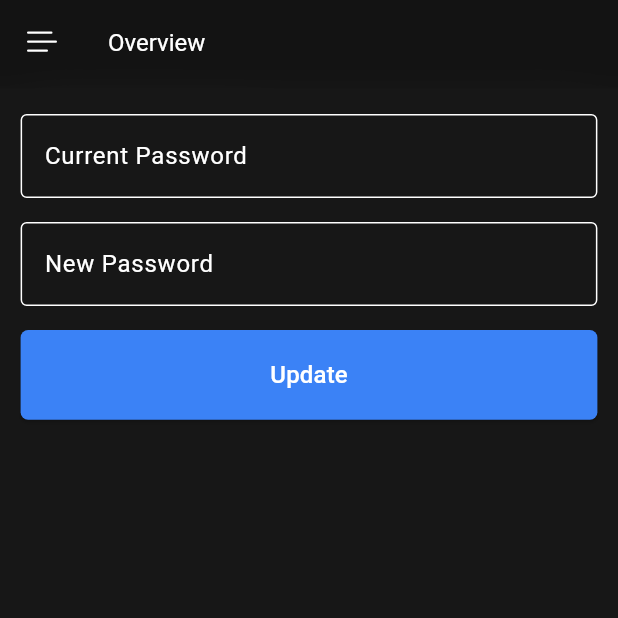
After one commit to lola-emil/expense-tracker, a Flutter app: the UpdateProfilePage screen opened by its route, after a tap on "Update", on a phone screen of 412 x 824 dp, the top half of it. The commit adds this screen. Run offline on Flutter 3.47's test engine with Material 3 defaults, Android fonts, the phone set to English and light mode, and no system bars; our stand-ins replace dio, fl_chart, fluentui_system_icons, flutter_secure_storage, go_router; accounts and stored records are empty; network calls fail.

Commit message:
Added update password feature

```diff
--- a/lib/features/auth/presentation/pages/signin_page.dart
+++ b/lib/features/auth/presentation/pages/signin_page.dart
@@ -20,7 +20,7 @@ class SignInPage extends StatelessWidget {
             Expanded(
               child: Center(
                 child: Text(
-                  "WELCOME BACK",
+                  "SIGN IN",
                   style: TextStyle(fontSize: 16 * 1.25),
                 ),
               ),
--- a/lib/features/auth/repository/user_repository.dart
+++ b/lib/features/auth/repository/user_repository.dart
@@ -10,7 +10,7 @@ Future<void> signIn(String username, String password) async {
 
   String token = response.data["data"]["token"];
   String userId = response.data["data"]["user_id"];
-  String name =  response.data["data"]["name"];
+  String name = response.data["data"]["name"];
 
   await secureStorage.write(key: "USER_ID", value: userId);
   await secureStorage.write(key: "TOKEN", value: token);
@@ -29,9 +29,23 @@ Future<bool> isLoggedIn() async {
   return false;
 }
 
-
 Future<void> logOut() async {
   await secureStorage.delete(key: "TOKEN");
   await secureStorage.delete(key: "USER_ID");
   await secureStorage.delete(key: "USERNAME");
 }
+
+Future<String> updatePassword(
+    String currentPassword, String newPassword) async {
+  String? token = await secureStorage.read(key: "TOKEN");
+  String? userId = await secureStorage.read(key: "USER_ID");
+
+  dio.options.headers["authorization"] = "Bearer $token";
+  Response response = await dio.post(
+      "http://localhost:5000/auth/update-password?userId=$userId",
+      data: {"currentPassword": currentPassword, "newPassword": newPassword});
+
+  dynamic data = response.data["message"];
+
+  return data.toString();
+}
--- a/lib/features/tracker/presentation/pages/overview_page.dart
+++ b/lib/features/tracker/presentation/pages/overview_page.dart
@@ -2,7 +2,6 @@ import 'dart:ui';
 
 import 'package:expense_tracker/features/tracker/model/expense_model.dart';
 import 'package:expense_tracker/features/tracker/model/overview_model.dart';
-import 'package:expense_tracker/features/tracker/model/transaction_mode.dart';
 import 'package:expense_tracker/features/tracker/presentation/pages/addrecord_page.dart';
 import 'package:expense_tracker/features/tracker/presentation/widgets/category_item.dart';
 import 'package:expense_tracker/features/tracker/presentation/widgets/doughtnut_chart.dart';
--- /dev/null
+++ b/lib/features/tracker/presentation/pages/update_profile_page.dart
@@ -0,0 +1,129 @@
+import 'dart:ui';
+
+import 'package:expense_tracker/features/tracker/presentation/widgets/drawer_menu.dart';
+import 'package:expense_tracker/shared/color/custom_color_scheme.dart';
+import 'package:expense_tracker/shared/widgets/custom_button.dart';
+import 'package:fluentui_system_icons/fluentui_system_icons.dart';
+import 'package:flutter/material.dart';
+
+import 'package:expense_tracker/features/auth/repository/user_repository.dart'
+    as auth_repository;
+import 'package:go_router/go_router.dart';
+
+class UpdateProfilePage extends StatefulWidget {
+  const UpdateProfilePage({super.key});
+
+  @override
+  State<UpdateProfilePage> createState() => _UpdateProfilePageState();
+}
+
+class _UpdateProfilePageState extends State<UpdateProfilePage> {
+  final GlobalKey<ScaffoldState> _scaffoldKey = GlobalKey<ScaffoldState>();
+  late ScaffoldMessengerState _snackbar;
+
+  TextEditingController currentPasswordController = TextEditingController();
+  TextEditingController newPasswordController = TextEditingController();
+
+  bool isLoading = false;
+
+  void submitChanges() {
+    setState(() {
+      isLoading = true;
+    });
+
+    auth_repository
+        .updatePassword(
+            currentPasswordController.text, newPasswordController.text)
+        .then((value) {
+      setState(() {
+        isLoading = false;
+      });
+      _snackbar.showSnackBar(SnackBar(content: Text(value)));
+      context.go("/overview");
+    }).catchError((error) {
+      print(error);
+      setState(() {
+        isLoading = false;
+      });
+      _snackbar.showSnackBar(
+          SnackBar(content: Text(error.response.data["message"])));
+    });
+  }
+
+  @override
+  Widget build(BuildContext context) {
+    double screenHeight = MediaQuery.of(context).size.height;
+    double screenWidth = MediaQuery.of(context).size.width;
+    _snackbar = ScaffoldMessenger.of(context);
+
+    return Scaffold(
+      key: _scaffoldKey,
+      drawer: const DrawerMenu(),
+      appBar: PreferredSize(
+        preferredSize: const Size.fromHeight(60),
+        child: ClipRect(
+          child: BackdropFilter(
+            filter: ImageFilter.blur(sigmaX: 20, sigmaY: 20),
+            child: AppBar(
+              scrolledUnderElevation: 0,
+              backgroundColor: const Color.fromARGB(82, 10, 10, 10),
+              bottom: PreferredSize(
+                preferredSize: const Size.fromHeight(1),
+                child: Container(
+                  height: 1,
+                  color: CustomColorScheme.mySurface,
+                ),
+              ),
+              leading: IconButton(
+                  onPressed: ()  {
+                    _scaffoldKey.currentState?.openDrawer();
+                    print("yawa");
+                  },
+                  icon: const Icon(FluentIcons.list_16_regular)),
+              title: const Text(
+                "Overview",
+                style: TextStyle(fontSize: 16),
+              ),
+              elevation: 0,
+            ),
+          ),
+        ),
+      ),
+      body: Center(
+          child: SizedBox(
+        height: screenHeight,
+        width: screenWidth * .9333,
+        child: Column(children: [
+          const SizedBox(
+            height: 16,
+          ),
+          TextFormField(
+            controller: currentPasswordController,
+            obscureText: true,
+            decoration: const InputDecoration(
+              border: OutlineInputBorder(),
+              label: Text("Current Password"),
+            ),
+          ),
+          const SizedBox(
+            height: 16,
+          ),
+          TextFormField(
+            controller: newPasswordController,
+            obscureText: true,
+            decoration: const InputDecoration(
+              border: OutlineInputBorder(),
+              label: Text("New Password"),
+            ),
+          ),
+          const SizedBox(
+            height: 16,
+          ),
+          CustomButton(
+              text: isLoading ? "Loading..." : "Update",
+              onPressed: submitChanges)
+        ]),
+      )),
+    );
+  }
+}
--- a/lib/features/tracker/presentation/widgets/drawer_menu.dart
+++ b/lib/features/tracker/presentation/widgets/drawer_menu.dart
@@ -66,10 +66,15 @@ class _DrawerMenuState extends State<DrawerMenu> {
                       username!,
                       style: const TextStyle(fontSize: 16 * 1.15),
                     ),
-                    // Text(
-                    //   "Edit Profile",
-                    //   style: TextStyle(fontSize: 16, color: CustomColorScheme.myPrimary),
-                    // )
+                    GestureDetector(
+                      onTap: () {
+                        context.go("/update-profile");
+                      },
+                      child: const Text(
+                        "Update Password",
+                        style: TextStyle(fontSize: 16, color: CustomColorScheme.myPrimary),
+                      ),
+                    )
                   ],
                 ),
               ),
--- a/lib/main.dart
+++ b/lib/main.dart
@@ -1,6 +1,7 @@
 import 'package:expense_tracker/features/auth/presentation/pages/signin_page.dart';
 import 'package:expense_tracker/features/tracker/presentation/pages/overview_page.dart';
 import 'package:expense_tracker/features/tracker/presentation/pages/records_page.dart';
+import 'package:expense_tracker/features/tracker/presentation/pages/update_profile_page.dart';
 import 'package:expense_tracker/shared/color/custom_color_scheme.dart';
 import 'package:flutter/material.dart';
 import 'package:go_router/go_router.dart';
@@ -13,6 +14,7 @@ final router = GoRouter(routes: [
   GoRoute(path: "/", builder: (contex, state) => const SignInPage()),
   GoRoute(path: "/overview", builder: (contex, state) => const OverviewPage()),
   GoRoute(path: "/transactions", builder: (contex, state) => const RecordsPage()),
+  GoRoute(path: "/update-profile", builder: (contex, state) => const UpdateProfilePage()),
 ]);
 
 class MyApp extends StatelessWidget {
```
